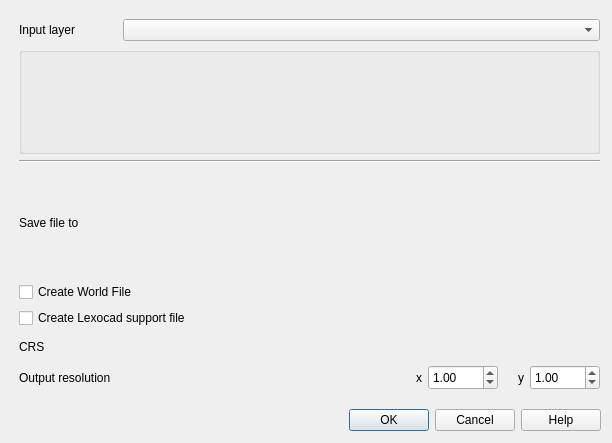
Old version of the form raster_cutter_dialog_base.ui in the repository geometalab/qgis-raster-cutter.
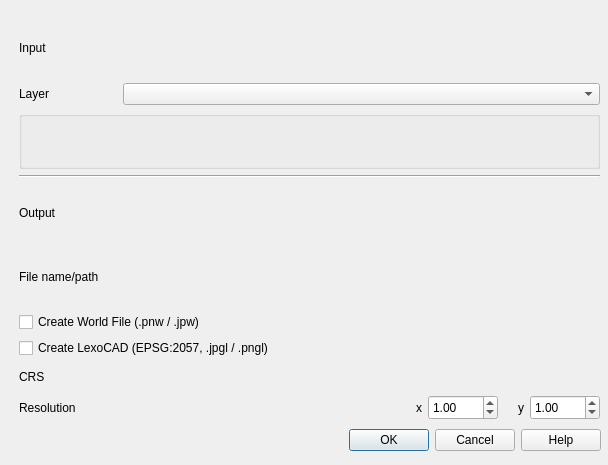
New version of the form. Custom widgets are drawn as their Qt base class.

The edit to the form file:
```diff
--- a/raster_cutter_dialog_base.ui
+++ b/raster_cutter_dialog_base.ui
@@ -6,8 +6,8 @@
    <rect>
     <x>0</x>
     <y>0</y>
-    <width>612</width>
-    <height>443</height>
+    <width>608</width>
+    <height>465</height>
    </rect>
   </property>
   <property name="windowTitle">
@@ -20,7 +20,7 @@
    <property name="geometry">
     <rect>
      <x>20</x>
-     <y>400</y>
+     <y>420</y>
      <width>581</width>
      <height>41</height>
     </rect>
@@ -38,10 +38,17 @@
      <x>19</x>
      <y>19</y>
      <width>581</width>
-     <height>371</height>
+     <height>401</height>
     </rect>
    </property>
    <layout class="QVBoxLayout" name="verticalLayout">
+    <item>
+     <widget class="QLabel" name="label">
+      <property name="text">
+       <string>Input</string>
+      </property>
+     </widget>
+    </item>
     <item>
      <layout class="QHBoxLayout" name="horizontalLayout">
       <property name="spacing">
@@ -59,7 +66,7 @@
          </size>
         </property>
         <property name="text">
-         <string>Input layer</string>
+         <string>Layer</string>
         </property>
        </widget>
       </item>
@@ -82,6 +89,13 @@
       </property>
      </widget>
     </item>
+    <item>
+     <widget class="QLabel" name="label_2">
+      <property name="text">
+       <string>Output</string>
+      </property>
+     </widget>
+    </item>
     <item>
      <layout class="QHBoxLayout" name="horizontalLayout_6">
       <item>
@@ -99,7 +113,7 @@
          </size>
         </property>
         <property name="text">
-         <string>Save file to</string>
+         <string>File name/path</string>
         </property>
        </widget>
       </item>
@@ -121,7 +135,7 @@
        <string/>
       </property>
       <property name="text">
-       <string>Create World File </string>
+       <string>Create World File (.pnw / .jpw)</string>
       </property>
       <property name="tristate">
        <bool>false</bool>
@@ -134,7 +148,7 @@
        <string/>
       </property>
       <property name="text">
-       <string>Create Lexocad support file</string>
+       <string>Create LexoCAD (EPSG:2057, .jpgl / .pngl)</string>
       </property>
      </widget>
     </item>
@@ -206,7 +220,7 @@
          <string/>
         </property>
         <property name="text">
-         <string>Output resolution</string>
+         <string>Resolution</string>
         </property>
        </widget>
       </item>
```
